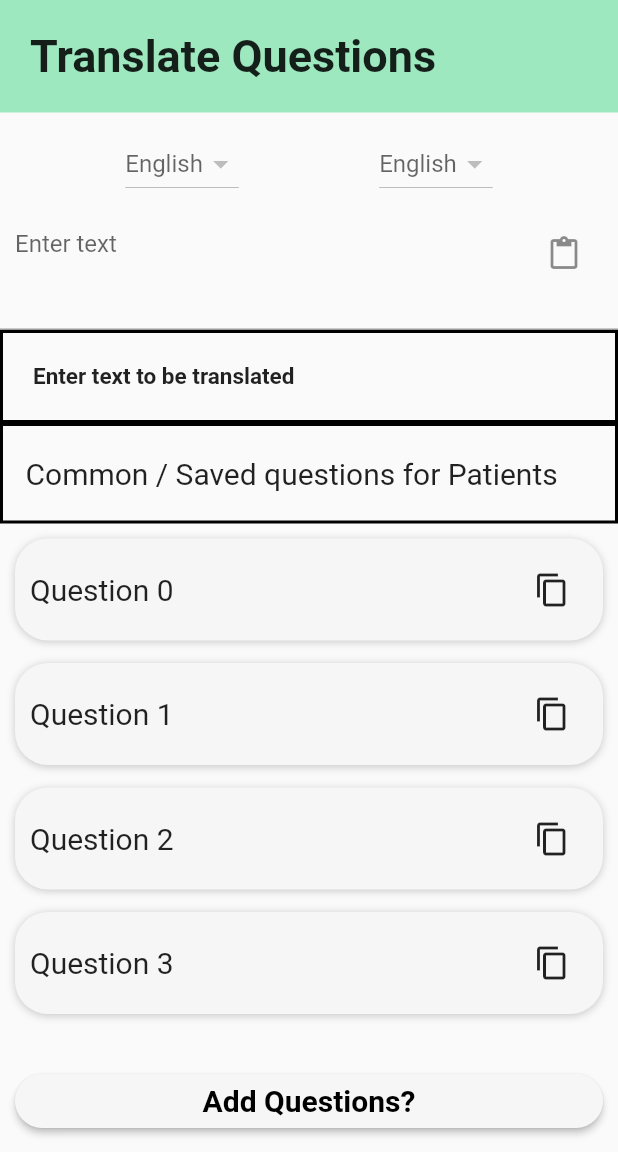
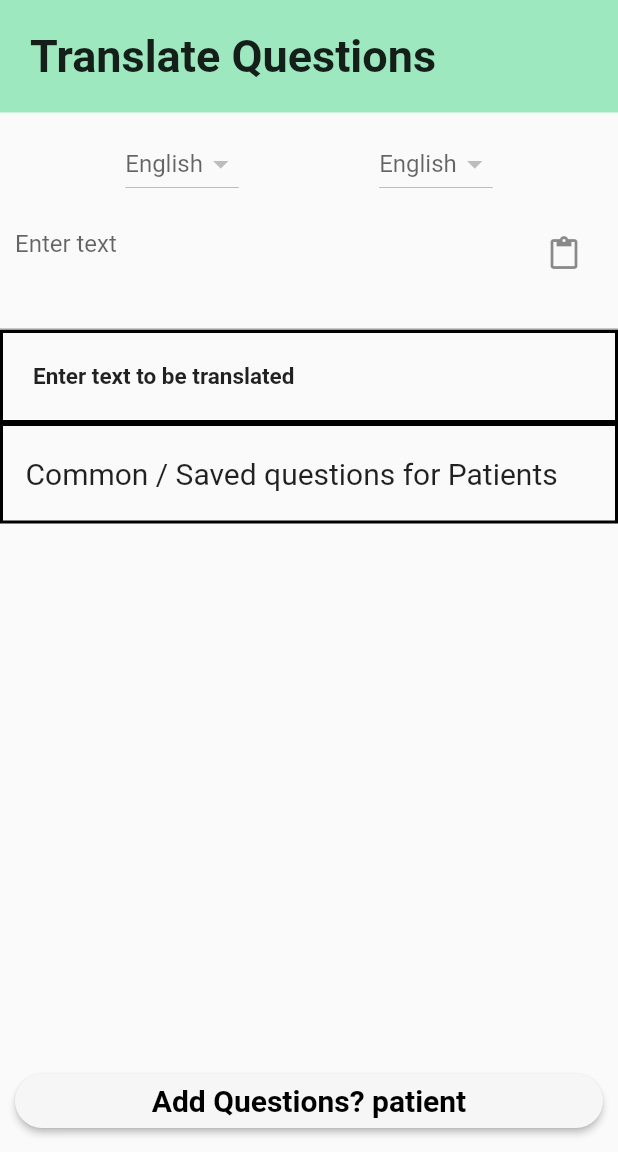
Before and after one commit to sghtestAcc/my_projectV2, a Flutter app: the CommunicationsScreen screen opened directly, on a phone screen of 412 x 824 dp, the part 84-1236 px from its top. Run offline on Flutter 3.47's test engine with Material 2 defaults, Android fonts, the light colour scheme and no system bars; our stand-ins replace cloud_firestore, firebase_auth, firebase_core, get, image_cropper, image_picker; missing offline and left inert: google_mlkit_text_recognition, google_mlkit_translation; accounts and stored records are empty.

Commit message:
patients and caregivers able to add questions under commnunication tab(design not done yet)

```diff
--- a/lib/components/navigation_drawer.dart
+++ b/lib/components/navigation_drawer.dart
@@ -40,10 +40,6 @@ class _AppDrawerNavigationState extends State<AppDrawerNavigation> {
                   ),
                   onTap: () {
                     AuthenticationRepository.instance.logout();
-                    // AuthenticationRepository.instance.loginPUser(
-                    //                         controller.email.text.trim(),
-                    //                         controller.password.text.trim());
-                    //                   }
                   }),
               const Divider(height: 3, color: Colors.blueGrey),
               ListTile(
--- a/lib/controllers/select_patient_controller.dart
+++ b/lib/controllers/select_patient_controller.dart
@@ -21,4 +21,8 @@ class SelectPatientController extends GetxController {
   Future<List<GraceUser>> getPatients() async {
     return await _userRepo.getAllPatients();
   }
+  // Future<List<String?>> getPatientsQuestions() async {
+  //   final email = _authRepo.firebaseUser.value?.email;
+  //   return await _userRepo.getQuestionsofPatient(email!);
+  // }
 }
--- a/lib/repos/authentication_repository.dart
+++ b/lib/repos/authentication_repository.dart
@@ -7,6 +7,7 @@ import 'package:my_project/models/login_type.dart';
 import 'package:my_project/models/error/register_failure.dart';
 
 import 'package:my_project/repos/user_repo.dart';
+import 'package:my_project/screens/camera/patients_upload_meds.dart';
 
 class AuthenticationRepository extends GetxController {
   static AuthenticationRepository get instance => Get.find();
@@ -81,9 +82,7 @@ class AuthenticationRepository extends GetxController {
       await _auth.signInWithEmailAndPassword(email: email, password: password);
       Get.to(
         () => loginType == LoginType.patient
-            ? const NavigatorBar(
-                loginType: LoginType.patient,
-              )
+            ? const PatientUploadMedsScreen()
             : const NavigatorBar(
                 loginType: LoginType.caregiver,
               ),
--- a/lib/screens/communications/communications_patient.dart
+++ b/lib/screens/communications/communications_patient.dart
@@ -3,7 +3,10 @@ import 'package:flutter/services.dart';
 import 'package:get/get.dart';
 import 'package:google_mlkit_translation/google_mlkit_translation.dart';
 import 'package:my_project/components/navigation_drawer.dart';
-import 'package:my_project/screens/camera/components/add_questions_modal.dart';
+import 'package:my_project/controllers/select_patient_controller.dart';
+import 'package:my_project/repos/authentication_repository.dart';
+import 'package:my_project/repos/user_repo.dart';
+import 'package:my_project/screens/communications/components/add_questions_modal.dart';
 
 import '../../models/login_type.dart';
 
@@ -17,16 +20,19 @@ class CommunicationsScreen extends StatefulWidget {
   @override
   State<CommunicationsScreen> createState() => _CommunicationsScreenState();
 }
-
-// enum loginType6 { patientsCommunicationScreen, caregiversCommunicationScreen }
+  // final questionsText = TextEditingController();
+  final userRepo = Get.put(UserRepository());
+  final _authRepo = Get.put(AuthenticationRepository());
+  final controller = Get.put(SelectPatientController());
 
 class _CommunicationsScreenState extends State<CommunicationsScreen> {
+    final currentEmail = _authRepo.firebaseUser.value?.email;
+
   String? _translatedText;
   final _controller = TextEditingController();
   String sourceSelect = 'English';
   String targetSelect = 'English';
   bool _isLoading = false;
-
   String typedText = '';
 
   Future<void> translateTextFunction(String changedText) async {
@@ -237,7 +243,78 @@ class _CommunicationsScreenState extends State<CommunicationsScreen> {
                     style: TextStyle(fontSize: 20),
                   ),
                 ),
+            widget.loginType == LoginType.patient ?
           Expanded(
+            child: FutureBuilder<List<String>>(
+              future: userRepo.getQuestionsofPatient(currentEmail!),
+            builder: (context, snapshot) {
+              if(snapshot.connectionState == ConnectionState.done) {
+                // var patientInfo2 = snapshot.data;
+                if(snapshot.hasData) {
+                  return ListView.separated(
+                    padding: const EdgeInsets.all(10.0),
+                    itemCount: snapshot.data!.length,
+                    separatorBuilder: (context, index) {
+                      return const SizedBox(
+                  height: 15,
+                );
+                    },
+                    itemBuilder: (context, i) {
+                        return Container(
+        padding: const EdgeInsets.all(10.0),
+        decoration: const BoxDecoration(
+          borderRadius: BorderRadius.all(Radius.circular(22)),
+          color: Color(0xFFF6F6F6),
+          boxShadow: [
+            BoxShadow(
+              color: Color.fromRGBO(0, 0, 0, 0.2),
+              offset: Offset(0, 1),
+              blurRadius: 4,
+              spreadRadius: 0,
+            ),
+          ],
+        ),
+        child: Row(
+          mainAxisAlignment: MainAxisAlignment.spaceBetween,
+          children: [
+            SelectableText(
+              snapshot.data![i],
+              // patientInfo2[index].Question,
+              style: const TextStyle(fontSize: 20),
+            ),
+            IconButton(
+              onPressed: () {
+                Clipboard.setData(ClipboardData(text: snapshot.data![i],)).then(
+                  (_) {
+                    ScaffoldMessenger.of(context).showSnackBar(
+                      const SnackBar(
+                        content: Text('Copied to your clipboard !'),
+                      ),
+                    );
+                  },
+                );
+              },
+              icon: const Icon(Icons.copy),
+            ),
+          ],
+        ),
+      );
+                    },
+                  );
+                } else if (snapshot.hasError) {
+                        return Center(child: Text(snapshot.error.toString()));
+              } else {
+                        return const Center(
+                            child: Text('Something went wrong'));
+                      }
+              }
+              else {
+                      return const Center(child: CircularProgressIndicator());
+                    }
+            }
+            )
+          ) :
+           Expanded(
             child: ListView.separated(
               padding: const EdgeInsets.all(10.0),
               itemCount: 4,
@@ -251,6 +328,7 @@ class _CommunicationsScreenState extends State<CommunicationsScreen> {
               },
             ),
           ),
+          widget.loginType == LoginType.patient ?
           Container(
             width: double.infinity,
             padding: const EdgeInsets.all(10.0),
@@ -269,6 +347,32 @@ class _CommunicationsScreenState extends State<CommunicationsScreen> {
                 ),
               ),
               child: const Text(
+                'Add Questions? patient',
+                style: TextStyle(
+                  fontSize: 20,
+                  fontWeight: FontWeight.bold,
+                  color: Colors.black,
+                ),
+              ),
+            ),
+          ) :  Container(
+            width: double.infinity,
+            padding: const EdgeInsets.all(10.0),
+            decoration: const BoxDecoration(
+              borderRadius: BorderRadius.all(Radius.circular(22)),
+            ),
+            child: ElevatedButton(
+              onPressed: () {
+                addQuestionsModal2(context);
+              },
+              style: ElevatedButton.styleFrom(
+                backgroundColor: const Color(0xFFF6F6F6),
+                shape: RoundedRectangleBorder(
+                  borderRadius:
+                      BorderRadius.circular(22), // Rounded corner radius
+                ),
+              ),
+              child: const Text(
                 'Add Questions?',
                 style: TextStyle(
                   fontSize: 20,
@@ -277,7 +381,7 @@ class _CommunicationsScreenState extends State<CommunicationsScreen> {
                 ),
               ),
             ),
-          ),
+          )
         ],
       ),
       endDrawer: const AppDrawerNavigation(loginType: LoginType.patient),
--- a/lib/screens/home/patient_home.dart
+++ b/lib/screens/home/patient_home.dart
@@ -1,3 +1,5 @@
+import 'dart:math';
+
 import 'package:flutter/material.dart';
 import 'package:get/get.dart';
 import 'package:my_project/components/navigation_drawer.dart';
```
Also changed, not shown: lib/models/grace_user.dart (+7 -0 lines), lib/repos/user_repo.dart (+90 -25 lines), lib/screens/camera/components/add_questions_modal.dart (deleted, +0 -74 lines), lib/screens/communications/components/add_questions_modal.dart (added, +227 -0 lines).
